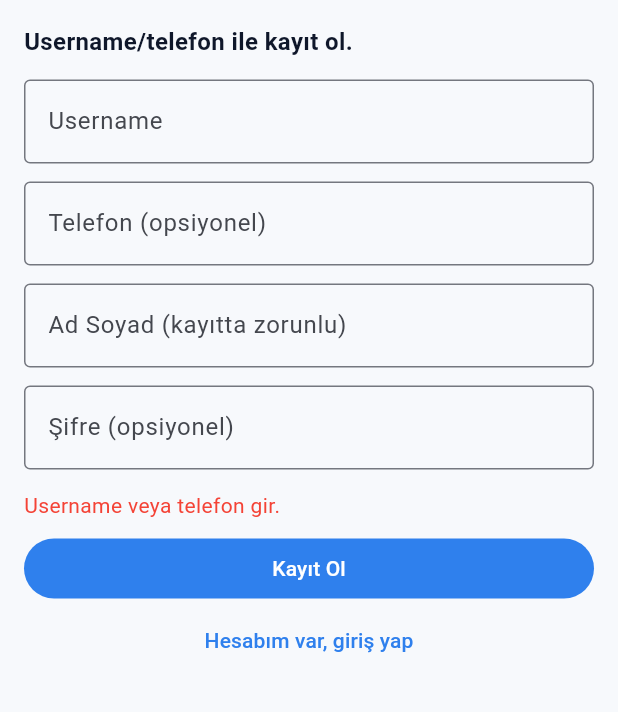
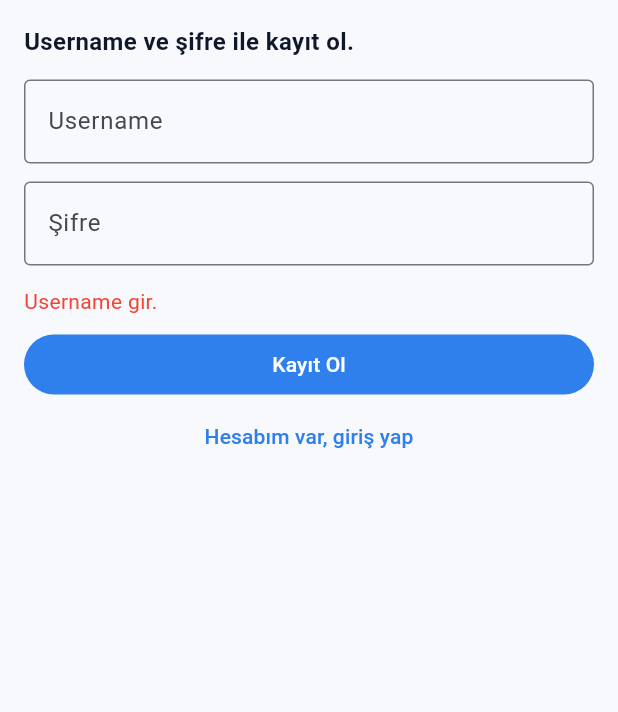
Before and after one commit to esimwe/turna, a Flutter app: the screen it shows after launch, after a tap on "Kayıt Ol", on a phone screen of 412 x 824 dp, the part 84-796 px from its top. Run offline on Flutter 3.47's test engine with Material 3 defaults, Android fonts, the phone set to English and light mode, and no system bars; our stand-ins replace file_picker, firebase_analytics, firebase_core, firebase_messaging, image_picker, shared_preferences and 1 more; missing offline and left inert: flutter_callkit_incoming, livekit_client; accounts and stored records are empty.

Commit message:
Add files via upload

```diff
--- a/mobile_flutter/lib/main.dart
+++ b/mobile_flutter/lib/main.dart
@@ -481,8 +481,6 @@ class AuthPage extends StatefulWidget {
 
 class _AuthPageState extends State<AuthPage> {
   final _usernameController = TextEditingController();
-  final _phoneController = TextEditingController();
-  final _nameController = TextEditingController();
   final _passwordController = TextEditingController();
 
   bool _loading = false;
@@ -492,24 +490,20 @@ class _AuthPageState extends State<AuthPage> {
   @override
   void dispose() {
     _usernameController.dispose();
-    _phoneController.dispose();
-    _nameController.dispose();
     _passwordController.dispose();
     super.dispose();
   }
 
   Future<void> _submit() async {
     final username = _usernameController.text.trim();
-    final phone = _phoneController.text.trim();
-    final name = _nameController.text.trim();
     final password = _passwordController.text.trim();
 
-    if (username.isEmpty && phone.isEmpty) {
-      setState(() => _error = 'Username veya telefon gir.');
+    if (username.isEmpty) {
+      setState(() => _error = 'Username gir.');
       return;
     }
-    if (_isRegisterMode && name.length < 2) {
-      setState(() => _error = 'Kayıt için ad soyad gir.');
+    if (password.length < 4) {
+      setState(() => _error = 'Şifre en az 4 karakter olmalı.');
       return;
     }
 
@@ -523,13 +517,10 @@ class _AuthPageState extends State<AuthPage> {
       turnaLog('auth submit', {
         'mode': endpoint,
         'username': username,
-        'hasPhone': phone.isNotEmpty,
       });
       final payload = <String, dynamic>{
-        if (username.isNotEmpty) 'username': username,
-        if (phone.isNotEmpty) 'phone': phone,
-        if (password.isNotEmpty) 'password': password,
-        if (_isRegisterMode) 'displayName': name,
+        'username': username,
+        'password': password,
       };
 
       final res = await http.post(
@@ -587,8 +578,8 @@ class _AuthPageState extends State<AuthPage> {
         children: [
           Text(
             _isRegisterMode
-                ? 'Username/telefon ile kayıt ol.'
-                : 'Username/telefon ile giriş yap.',
+                ? 'Username ve şifre ile kayıt ol.'
+                : 'Username ve şifre ile giriş yap.',
             style: const TextStyle(fontSize: 16, fontWeight: FontWeight.w600),
           ),
           const SizedBox(height: 14),
@@ -601,26 +592,10 @@ class _AuthPageState extends State<AuthPage> {
           ),
           const SizedBox(height: 12),
           TextField(
-            controller: _phoneController,
-            decoration: const InputDecoration(
-              labelText: 'Telefon (opsiyonel)',
-              border: OutlineInputBorder(),
-            ),
-          ),
-          const SizedBox(height: 12),
-          TextField(
-            controller: _nameController,
-            decoration: const InputDecoration(
-              labelText: 'Ad Soyad (kayıtta zorunlu)',
-              border: OutlineInputBorder(),
-            ),
-          ),
-          const SizedBox(height: 12),
-          TextField(
             controller: _passwordController,
             obscureText: true,
             decoration: const InputDecoration(
-              labelText: 'Şifre (opsiyonel)',
+              labelText: 'Şifre',
               border: OutlineInputBorder(),
             ),
           ),
```
